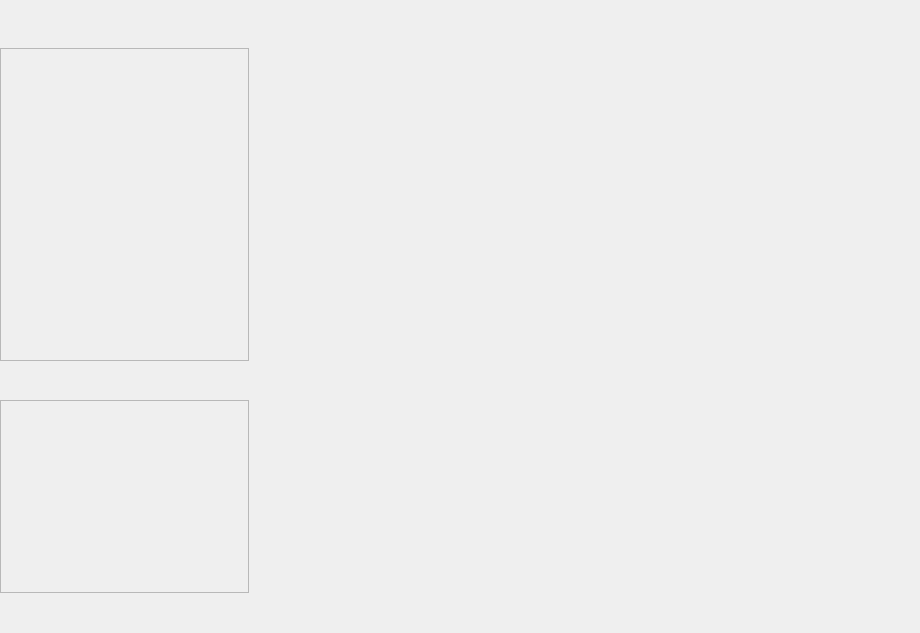
This is Window/Page/modularchillerpage.ui in caosq/ChickenFarm as Qt 5 draws it before an edit. The edited form follows.
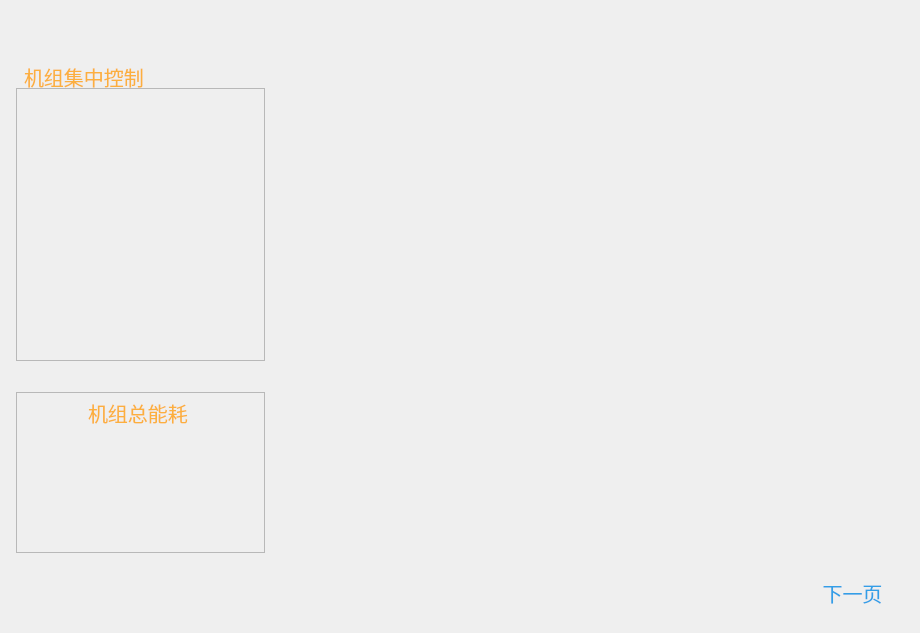
This is the edited form. Icons and pictures are not drawn.

```diff
--- a/Window/Page/modularchillerpage.ui
+++ b/Window/Page/modularchillerpage.ui
@@ -16,21 +16,20 @@
   <widget class="QStackedWidget" name="modularChillerStackedWidget">
    <property name="geometry">
     <rect>
-     <x>248</x>
-     <y>16</y>
-     <width>673</width>
-     <height>569</height>
+     <x>272</x>
+     <y>24</y>
+     <width>617</width>
+     <height>545</height>
     </rect>
    </property>
-   <widget class="QWidget" name="page_2"/>
   </widget>
   <widget class="QFrame" name="frame_1">
    <property name="geometry">
     <rect>
-     <x>0</x>
-     <y>400</y>
+     <x>16</x>
+     <y>392</y>
      <width>249</width>
-     <height>193</height>
+     <height>161</height>
     </rect>
    </property>
    <property name="styleSheet">
@@ -43,14 +42,154 @@
    <property name="frameShadow">
     <enum>QFrame::Raised</enum>
    </property>
+   <widget class="QLabel" name="label_2">
+    <property name="geometry">
+     <rect>
+      <x>72</x>
+      <y>8</y>
+      <width>153</width>
+      <height>25</height>
+     </rect>
+    </property>
+    <property name="palette">
+     <palette>
+      <active>
+       <colorrole role="WindowText">
+        <brush brushstyle="SolidPattern">
+         <color alpha="255">
+          <red>252</red>
+          <green>175</green>
+          <blue>62</blue>
+         </color>
+        </brush>
+       </colorrole>
+       <colorrole role="Button">
+        <brush brushstyle="SolidPattern">
+         <color alpha="0">
+          <red>0</red>
+          <green>0</green>
+          <blue>0</blue>
+         </color>
+        </brush>
+       </colorrole>
+       <colorrole role="Base">
+        <brush brushstyle="SolidPattern">
+         <color alpha="0">
+          <red>0</red>
+          <green>0</green>
+          <blue>0</blue>
+         </color>
+        </brush>
+       </colorrole>
+       <colorrole role="Window">
+        <brush brushstyle="SolidPattern">
+         <color alpha="0">
+          <red>0</red>
+          <green>0</green>
+          <blue>0</blue>
+         </color>
+        </brush>
+       </colorrole>
+      </active>
+      <inactive>
+       <colorrole role="WindowText">
+        <brush brushstyle="SolidPattern">
+         <color alpha="255">
+          <red>252</red>
+          <green>175</green>
+          <blue>62</blue>
+         </color>
+        </brush>
+       </colorrole>
+       <colorrole role="Button">
+        <brush brushstyle="SolidPattern">
+         <color alpha="0">
+          <red>0</red>
+          <green>0</green>
+          <blue>0</blue>
+         </color>
+        </brush>
+       </colorrole>
+       <colorrole role="Base">
+        <brush brushstyle="SolidPattern">
+         <color alpha="0">
+          <red>0</red>
+          <green>0</green>
+          <blue>0</blue>
+         </color>
+        </brush>
+       </colorrole>
+       <colorrole role="Window">
+        <brush brushstyle="SolidPattern">
+         <color alpha="0">
+          <red>0</red>
+          <green>0</green>
+          <blue>0</blue>
+         </color>
+        </brush>
+       </colorrole>
+      </inactive>
+      <disabled>
+       <colorrole role="WindowText">
+        <brush brushstyle="SolidPattern">
+         <color alpha="255">
+          <red>190</red>
+          <green>190</green>
+          <blue>190</blue>
+         </color>
+        </brush>
+       </colorrole>
+       <colorrole role="Button">
+        <brush brushstyle="SolidPattern">
+         <color alpha="0">
+          <red>0</red>
+          <green>0</green>
+          <blue>0</blue>
+         </color>
+        </brush>
+       </colorrole>
+       <colorrole role="Base">
+        <brush brushstyle="SolidPattern">
+         <color alpha="0">
+          <red>0</red>
+          <green>0</green>
+          <blue>0</blue>
+         </color>
+        </brush>
+       </colorrole>
+       <colorrole role="Window">
+        <brush brushstyle="SolidPattern">
+         <color alpha="0">
+          <red>0</red>
+          <green>0</green>
+          <blue>0</blue>
+         </color>
+        </brush>
+       </colorrole>
+      </disabled>
+     </palette>
+    </property>
+    <property name="font">
+     <font>
+      <pointsize>15</pointsize>
+     </font>
+    </property>
+    <property name="styleSheet">
+     <string notr="true">border-style:none;
+background:transparent;</string>
+    </property>
+    <property name="text">
+     <string>机组总能耗</string>
+    </property>
+   </widget>
   </widget>
   <widget class="QFrame" name="frame">
    <property name="geometry">
     <rect>
-     <x>0</x>
-     <y>48</y>
+     <x>16</x>
+     <y>88</y>
      <width>249</width>
-     <height>313</height>
+     <height>273</height>
     </rect>
    </property>
    <property name="styleSheet">
@@ -64,6 +203,367 @@
     <enum>QFrame::Raised</enum>
    </property>
   </widget>
+  <widget class="QPushButton" name="pushButton">
+   <property name="geometry">
+    <rect>
+     <x>808</x>
+     <y>576</y>
+     <width>89</width>
+     <height>33</height>
+    </rect>
+   </property>
+   <property name="palette">
+    <palette>
+     <active>
+      <colorrole role="WindowText">
+       <brush brushstyle="SolidPattern">
+        <color alpha="255">
+         <red>252</red>
+         <green>175</green>
+         <blue>62</blue>
+        </color>
+       </brush>
+      </colorrole>
+      <colorrole role="Button">
+       <brush brushstyle="SolidPattern">
+        <color alpha="0">
+         <red>0</red>
+         <green>0</green>
+         <blue>0</blue>
+        </color>
+       </brush>
+      </colorrole>
+      <colorrole role="Text">
+       <brush brushstyle="SolidPattern">
+        <color alpha="255">
+         <red>252</red>
+         <green>175</green>
+         <blue>62</blue>
+        </color>
+       </brush>
+      </colorrole>
+      <colorrole role="ButtonText">
+       <brush brushstyle="SolidPattern">
+        <color alpha="255">
+         <red>50</red>
+         <green>159</green>
+         <blue>231</blue>
+        </color>
+       </brush>
+      </colorrole>
+      <colorrole role="Base">
+       <brush brushstyle="SolidPattern">
+        <color alpha="0">
+         <red>0</red>
+         <green>0</green>
+         <blue>0</blue>
+        </color>
+       </brush>
+      </colorrole>
+      <colorrole role="Window">
+       <brush brushstyle="SolidPattern">
+        <color alpha="0">
+         <red>0</red>
+         <green>0</green>
+         <blue>0</blue>
+        </color>
+       </brush>
+      </colorrole>
+      <colorrole role="PlaceholderText">
+       <brush brushstyle="SolidPattern">
+        <color alpha="128">
+         <red>252</red>
+         <green>175</green>
+         <blue>62</blue>
+        </color>
+       </brush>
+      </colorrole>
+     </active>
+     <inactive>
+      <colorrole role="WindowText">
+       <brush brushstyle="SolidPattern">
+        <color alpha="255">
+         <red>252</red>
+         <green>175</green>
+         <blue>62</blue>
+        </color>
+       </brush>
+      </colorrole>
+      <colorrole role="Button">
+       <brush brushstyle="SolidPattern">
+        <color alpha="0">
+         <red>0</red>
+         <green>0</green>
+         <blue>0</blue>
+        </color>
+       </brush>
+      </colorrole>
+      <colorrole role="Text">
+       <brush brushstyle="SolidPattern">
+        <color alpha="255">
+         <red>252</red>
+         <green>175</green>
+         <blue>62</blue>
+        </color>
+       </brush>
+      </colorrole>
+      <colorrole role="ButtonText">
+       <brush brushstyle="SolidPattern">
+        <color alpha="255">
+         <red>50</red>
+         <green>159</green>
+         <blue>231</blue>
+        </color>
+       </brush>
+      </colorrole>
+      <colorrole role="Base">
+       <brush brushstyle="SolidPattern">
+        <color alpha="0">
+         <red>0</red>
+         <green>0</green>
+         <blue>0</blue>
+        </color>
+       </brush>
+      </colorrole>
+      <colorrole role="Window">
+       <brush brushstyle="SolidPattern">
+        <color alpha="0">
+         <red>0</red>
+         <green>0</green>
+         <blue>0</blue>
+        </color>
+       </brush>
+      </colorrole>
+      <colorrole role="PlaceholderText">
+       <brush brushstyle="SolidPattern">
+        <color alpha="128">
+         <red>252</red>
+         <green>175</green>
+         <blue>62</blue>
+        </color>
+       </brush>
+      </colorrole>
+     </inactive>
+     <disabled>
+      <colorrole role="WindowText">
+       <brush brushstyle="SolidPattern">
+        <color alpha="255">
+         <red>190</red>
+         <green>190</green>
+         <blue>190</blue>
+        </color>
+       </brush>
+      </colorrole>
+      <colorrole role="Button">
+       <brush brushstyle="SolidPattern">
+        <color alpha="0">
+         <red>0</red>
+         <green>0</green>
+         <blue>0</blue>
+        </color>
+       </brush>
+      </colorrole>
+      <colorrole role="Text">
+       <brush brushstyle="SolidPattern">
+        <color alpha="255">
+         <red>190</red>
+         <green>190</green>
+         <blue>190</blue>
+        </color>
+       </brush>
+      </colorrole>
+      <colorrole role="ButtonText">
+       <brush brushstyle="SolidPattern">
+        <color alpha="255">
+         <red>190</red>
+         <green>190</green>
+         <blue>190</blue>
+        </color>
+       </brush>
+      </colorrole>
+      <colorrole role="Base">
+       <brush brushstyle="SolidPattern">
+        <color alpha="0">
+         <red>0</red>
+         <green>0</green>
+         <blue>0</blue>
+        </color>
+       </brush>
+      </colorrole>
+      <colorrole role="Window">
+       <brush brushstyle="SolidPattern">
+        <color alpha="0">
+         <red>0</red>
+         <green>0</green>
+         <blue>0</blue>
+        </color>
+       </brush>
+      </colorrole>
+      <colorrole role="PlaceholderText">
+       <brush brushstyle="SolidPattern">
+        <color alpha="128">
+         <red>0</red>
+         <green>0</green>
+         <blue>0</blue>
+        </color>
+       </brush>
+      </colorrole>
+     </disabled>
+    </palette>
+   </property>
+   <property name="font">
+    <font>
+     <pointsize>15</pointsize>
+    </font>
+   </property>
+   <property name="styleSheet">
+    <string notr="true">border-style:none;
+background:transparent;</string>
+   </property>
+   <property name="text">
+    <string>下一页</string>
+   </property>
+  </widget>
+  <widget class="QLabel" name="label">
+   <property name="geometry">
+    <rect>
+     <x>24</x>
+     <y>64</y>
+     <width>153</width>
+     <height>25</height>
+    </rect>
+   </property>
+   <property name="palette">
+    <palette>
+     <active>
+      <colorrole role="WindowText">
+       <brush brushstyle="SolidPattern">
+        <color alpha="255">
+         <red>252</red>
+         <green>175</green>
+         <blue>62</blue>
+        </color>
+       </brush>
+      </colorrole>
+      <colorrole role="Button">
+       <brush brushstyle="SolidPattern">
+        <color alpha="0">
+         <red>0</red>
+         <green>0</green>
+         <blue>0</blue>
+        </color>
+       </brush>
+      </colorrole>
+      <colorrole role="Base">
+       <brush brushstyle="SolidPattern">
+        <color alpha="0">
+         <red>0</red>
+         <green>0</green>
+         <blue>0</blue>
+        </color>
+       </brush>
+      </colorrole>
+      <colorrole role="Window">
+       <brush brushstyle="SolidPattern">
+        <color alpha="0">
+         <red>0</red>
+         <green>0</green>
+         <blue>0</blue>
+        </color>
+       </brush>
+      </colorrole>
+     </active>
+     <inactive>
+      <colorrole role="WindowText">
+       <brush brushstyle="SolidPattern">
+        <color alpha="255">
+         <red>252</red>
+         <green>175</green>
+         <blue>62</blue>
+        </color>
+       </brush>
+      </colorrole>
+      <colorrole role="Button">
+       <brush brushstyle="SolidPattern">
+        <color alpha="0">
+         <red>0</red>
+         <green>0</green>
+         <blue>0</blue>
+        </color>
+       </brush>
+      </colorrole>
+      <colorrole role="Base">
+       <brush brushstyle="SolidPattern">
+        <color alpha="0">
+         <red>0</red>
+         <green>0</green>
+         <blue>0</blue>
+        </color>
+       </brush>
+      </colorrole>
+      <colorrole role="Window">
+       <brush brushstyle="SolidPattern">
+        <color alpha="0">
+         <red>0</red>
+         <green>0</green>
+         <blue>0</blue>
+        </color>
+       </brush>
+      </colorrole>
+     </inactive>
+     <disabled>
+      <colorrole role="WindowText">
+       <brush brushstyle="SolidPattern">
+        <color alpha="255">
+         <red>190</red>
+         <green>190</green>
+         <blue>190</blue>
+        </color>
+       </brush>
+      </colorrole>
+      <colorrole role="Button">
+       <brush brushstyle="SolidPattern">
+        <color alpha="0">
+         <red>0</red>
+         <green>0</green>
+         <blue>0</blue>
+        </color>
+       </brush>
+      </colorrole>
+      <colorrole role="Base">
+       <brush brushstyle="SolidPattern">
+        <color alpha="0">
+         <red>0</red>
+         <green>0</green>
+         <blue>0</blue>
+        </color>
+       </brush>
+      </colorrole>
+      <colorrole role="Window">
+       <brush brushstyle="SolidPattern">
+        <color alpha="0">
+         <red>0</red>
+         <green>0</green>
+         <blue>0</blue>
+        </color>
+       </brush>
+      </colorrole>
+     </disabled>
+    </palette>
+   </property>
+   <property name="font">
+    <font>
+     <pointsize>15</pointsize>
+    </font>
+   </property>
+   <property name="styleSheet">
+    <string notr="true">border-style:none;
+background:transparent;</string>
+   </property>
+   <property name="text">
+    <string>机组集中控制</string>
+   </property>
+  </widget>
  </widget>
  <resources/>
  <connections/>
```
Left out of the diff: 4 changed lines with no effect on the pictures.
